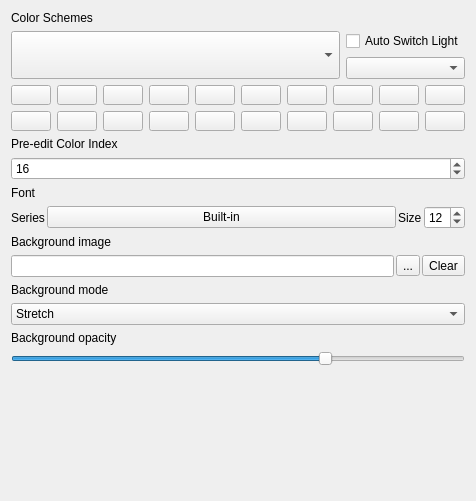
First picture: the form in src/globaloptions/globaloptionsappearancewidget.ui, repository QQxiaoming/quardCRT, before the edit.
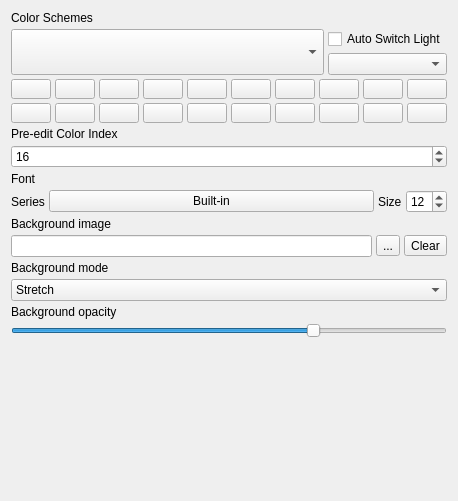
Second picture: the form after the edit.

What changed in the file:
```diff
--- a/src/globaloptions/globaloptionsappearancewidget.ui
+++ b/src/globaloptions/globaloptionsappearancewidget.ui
@@ -11,6 +11,9 @@
    </rect>
   </property>
   <layout class="QVBoxLayout" name="verticalLayout">
+   <property name="spacing">
+    <number>4</number>
+   </property>
    <item>
     <widget class="QLabel" name="label">
      <property name="text">
@@ -20,6 +23,9 @@
    </item>
    <item>
     <layout class="QHBoxLayout" name="horizontalLayout_3">
+     <property name="spacing">
+      <number>4</number>
+     </property>
      <item>
       <widget class="QComboBox" name="comBoxColorSchemes">
        <property name="sizePolicy">
@@ -32,6 +38,9 @@
      </item>
      <item>
       <layout class="QVBoxLayout" name="verticalLayout_2">
+       <property name="spacing">
+        <number>4</number>
+       </property>
        <item>
         <widget class="QCheckBox" name="checkBoxColorSchemesBak">
          <property name="sizePolicy">
@@ -67,6 +76,9 @@
    </item>
    <item>
     <layout class="QGridLayout" name="gridLayout">
+     <property name="spacing">
+      <number>4</number>
+     </property>
      <item row="0" column="6">
       <widget class="QPushButton" name="pushButtonColor7">
        <property name="minimumSize">
@@ -479,7 +491,7 @@
    <item>
     <layout class="QHBoxLayout" name="horizontalLayout_2">
      <property name="spacing">
-      <number>2</number>
+      <number>4</number>
      </property>
      <item>
       <widget class="QLabel" name="label_7">
@@ -545,7 +557,7 @@
    <item>
     <layout class="QHBoxLayout" name="horizontalLayout">
      <property name="spacing">
-      <number>2</number>
+      <number>4</number>
      </property>
      <item>
       <widget class="QLineEdit" name="lineEditBackgroundImage"/>
```
